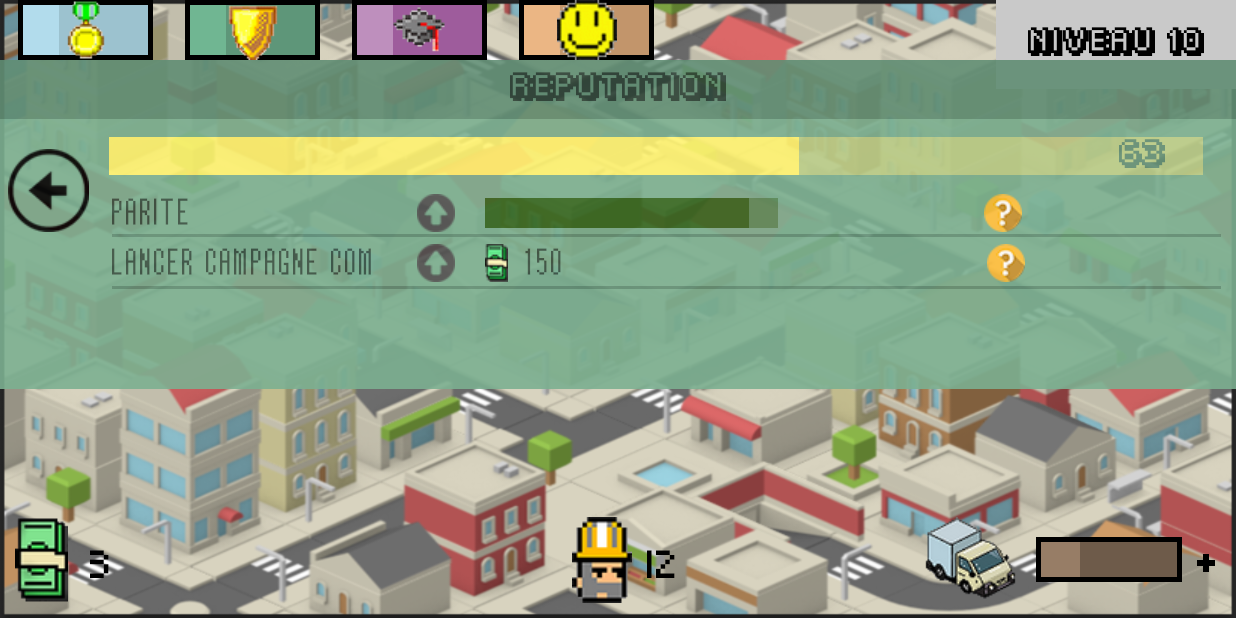
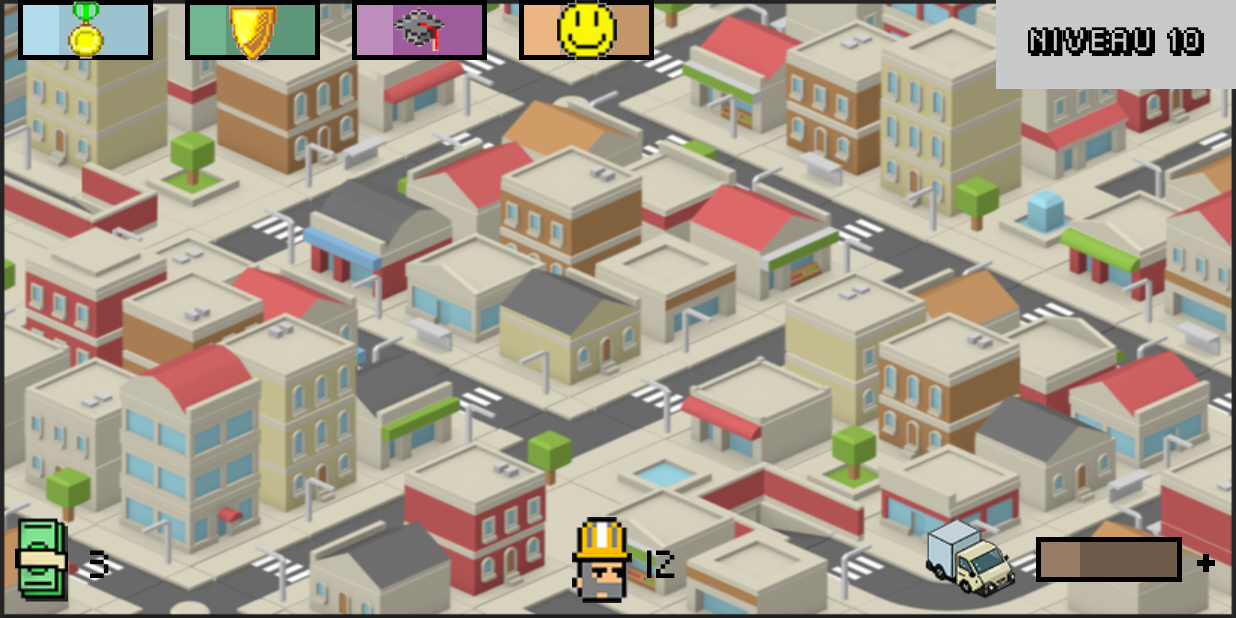
Before and after one commit to anzouaoui/companySimulator, an Android app: the MainActivity screen opened directly, with no data from a screen before it, on a phone screen of 824 x 412 dp (held sideways). Run offline under Robolectric (Android 15) with nearby library versions, the phone set to English and light mode, and no system bars.

Commit message:
Gestion de l'affichage du popup Reputation

```diff
--- a/app/src/main/java/com/itescia/compagnysimulator/MainActivity.java
+++ b/app/src/main/java/com/itescia/compagnysimulator/MainActivity.java
@@ -46,12 +46,12 @@ public class MainActivity extends AppCompatActivity {
             relativeLayoutProgressBarOneComptableWorker2_4, relativeLayoutProgressBarOneComptableWorker2_5, relativeLayoutProgressBarThreeComptableWorker,
             relativeLayoutProgressBarOneComptableWorker3_1, relativeLayoutProgressBarOneComptableWorker3_2, relativeLayoutProgressBarOneComptableWorker3_3,
             relativeLayoutProgressBarOneComptableWorker3_4, relativeLayoutProgressBarOneComptableWorker3_5, relativeLayoutScrollView, relativeLayoutInformationSousTraiter,
-            relativeLayoutInformationAntivirus, relativeLayoutDetailsConditionsTravails;
+            relativeLayoutInformationAntivirus, relativeLayoutDetailsConditionsTravails, relativeLayoutDetailsReputation;
 
     ImageButton imageButtonBackButton, imageButtonBackButtonDetailCommercial, imageButtonBackButtonDetailCompetences, imageButtonBackButtonDetailSecurite,
             imageButtonBackButtonDetailSecuriteInformatique,  imageviewComptable, imageButtonUpComptableWorker1, imageButtonUpComptableWorker2,
             imageButtonUpComptableWorker3, imageButtonAddComptableWorker, imageButtonUpSecuriteInformatique, imageButtonHelpSousTraiter, imageButtonHideInformationSousTraiter,
-            imageButtonUpAntivirus, imageButtonUpConditionTravail, imageButtonUpFournitures, imageButtonBackButtonDetailConditionsTravails;
+            imageButtonUpAntivirus, imageButtonUpConditionTravail, imageButtonUpFournitures, imageButtonBackButtonDetailConditionsTravails, imageButtonBackButtonDetailReputation;
 
      ArrayList<RelativeLayout> collectionRelativeLAyoutProgressBarComptable;
      ArrayList<ImageButton> colletionImageButtonUpComptable;
@@ -264,6 +264,7 @@ public class MainActivity extends AppCompatActivity {
         relativeLayoutProgressBarOneComptableWorker3_5 = (RelativeLayout) findViewById(R.id.RelativeLayoutProgressBarOneComptableWorker3_5);
         relativeLayoutInformationAntivirus = (RelativeLayout) findViewById(R.id.RelativeLayoutInformationAntivirus);
         relativeLayoutDetailsConditionsTravails = (RelativeLayout) findViewById(R.id.RelativeLayoutDetailsConditionsTravails);
+        relativeLayoutDetailsReputation = (RelativeLayout) findViewById(R.id.RelativeLayoutDetailsReputation);
 
         //ELEMENTS IMAGE BUTTON
         imageButtonAddComptableWorker = (ImageButton) findViewById(R.id.ImageButtonAddComptableWorker);
@@ -283,6 +284,7 @@ public class MainActivity extends AppCompatActivity {
         imageButtonUpConditionTravail = (ImageButton) findViewById(R.id.ImageButtonUpConditionTravail);
         imageButtonUpFournitures = (ImageButton) findViewById(R.id.ImageButtonUpFournitures);
         imageButtonBackButtonDetailConditionsTravails = (ImageButton) findViewById(R.id.ImageButtonBackButtonDetailConditionsTravails);
+        imageButtonBackButtonDetailReputation = (ImageButton) findViewById(R.id.ImageButtonBackButtonDetailReputation);
 
         //COLLECTION D'ELEMNENTS
         collectionRelativeLAyoutProgressBarComptable = new ArrayList<RelativeLayout>();
@@ -300,6 +302,7 @@ public class MainActivity extends AppCompatActivity {
         collectionImageButtonBack.add(imageButtonBackButtonDetailSecurite);
         collectionImageButtonBack.add(imageButtonBackButtonDetailSecuriteInformatique);
         collectionImageButtonBack.add(imageButtonBackButtonDetailConditionsTravails);
+        collectionImageButtonBack.add(imageButtonBackButtonDetailReputation);
 
         collectionImageButtonHelp = new ArrayList<ImageButton>();
         collectionImageButtonHelp.add(imageButtonHelpSousTraiter);
@@ -330,6 +333,7 @@ public class MainActivity extends AppCompatActivity {
         }
         progressBarFormation.setOnClickListener(progressBarFormationListener);
         progressBarSecurite.setOnClickListener(progressBarSecuriteListener);
+        progressBarReputation.setOnClickListener(progressBarReputationListener);
         imageButtonUpSecuriteInformatique.setOnClickListener(imageButtonUpSecuriteInformatiqueListener);
         imageButtonHideInformationSousTraiter.setOnClickListener(imageButtonHideInformationSousTraiterListener);
         imageButtonUpConditionTravail.setOnClickListener(imageButtonUpConditionTravailListener);
@@ -418,6 +422,26 @@ public class MainActivity extends AppCompatActivity {
             }
         }
     };
+
+    private View.OnClickListener progressBarReputationListener = new View.OnClickListener() {
+        boolean show = false;
+        /**
+         * Fonction permettant d'afficher le popup des compétences
+         *
+         * @param v
+         */
+        @Override
+        public void onClick(View v) {
+            if (!show) {
+                relativeLayoutDetailsReputation.setVisibility(View.VISIBLE);
+                show = true;
+            } else {
+                relativeLayoutDetailsReputation.setVisibility(View.GONE);
+                show = false;
+            }
+        }
+    };
+
 
     private View.OnClickListener imageButtonHideInformationSousTraiterListener = new View.OnClickListener() {
         boolean show = false;
@@ -538,6 +562,8 @@ public class MainActivity extends AppCompatActivity {
             } else if (ImageButtonBackSelected == imageButtonBackButtonDetailConditionsTravails) {
                 relativeLayoutDetailsConditionsTravails.setVisibility(View.GONE);
                 relativeLayoutDetailsSecurite.setVisibility(View.VISIBLE);
+            } else if (ImageButtonBackSelected == imageButtonBackButtonDetailReputation){
+                relativeLayoutDetailsReputation.setVisibility(View.GONE);
             }
         }
     };
--- a/app/src/main/res/layout/activity_main.xml
+++ b/app/src/main/res/layout/activity_main.xml
@@ -35,6 +35,8 @@
                         android:layout_alignParentStart="true"
                         android:layout_marginStart="12dp"
                         android:indeterminate="false"
+                        android:clickable="true"
+                        android:focusable="true"
                         android:indeterminateTintMode="src_atop"
                         android:max="100"
                         android:progress="0"/>
@@ -2336,7 +2338,7 @@
                 android:background="@color/colorBackgroundRelativeLayoutEmployes"
                 android:layout_marginTop="40dp"
                 android:alpha="0.9"
-                android:visibility="visible">
+                android:visibility="gone">
 
                 <RelativeLayout
                     android:id="@+id/RelativeLayoutContentDetailReputation"
```
